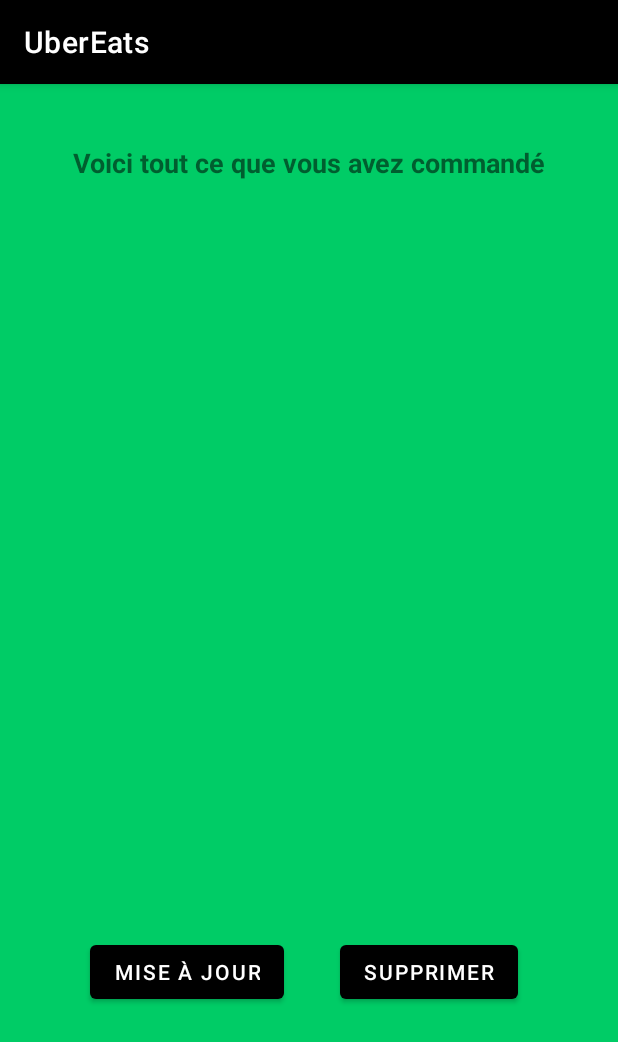
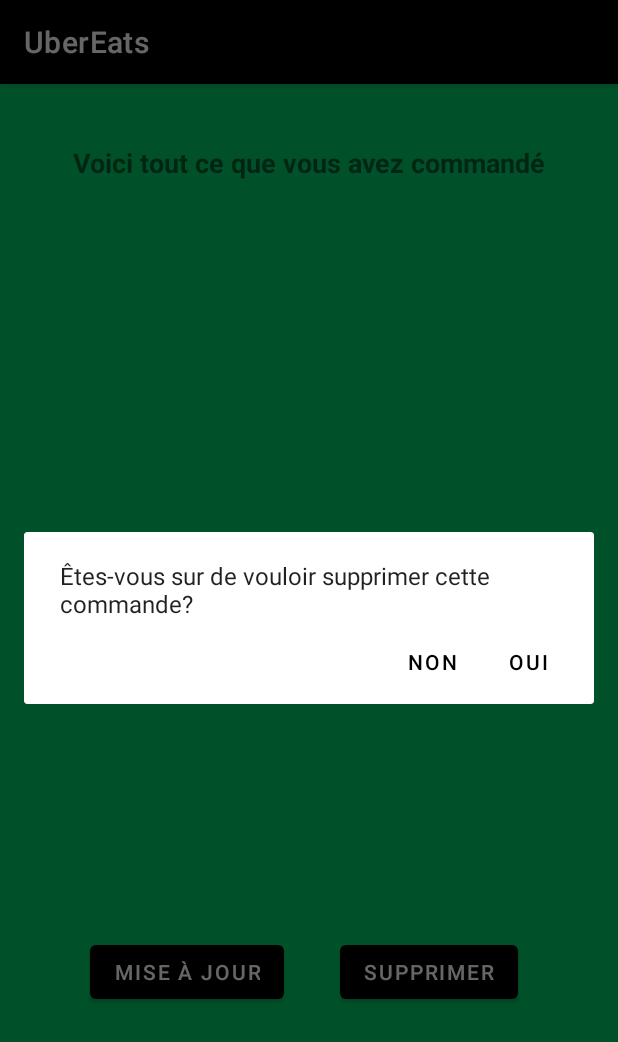
Before and after one commit to cours420Om/5j6_travailpratique2-Abdelhadi2003, an Android app: the ActivityAfficherCommande screen opened directly, with no data from a screen before it, after a tap on "SUPPRIMER", on a phone screen of 412 x 824 dp. Shown: the top 1042 px of the screen. Run offline under Robolectric (Android 15) with nearby library versions, the phone set to English and light mode, and no system bars; our stand-ins replace Firebase (no records; nobody signed in at launch, a user with empty details on screens opened directly).

Commit message:
J'ai fait la gestion de profil pour le nomComplet afin que l'utilisateur puisse la modifier et j'ai fais aussi la suppression d'une commande dans l'activityAfficherCommande

```diff
--- a/app/src/main/java/com/example/tp2mejdoubiabdelhadi/ActivityAfficherCommande.java
+++ b/app/src/main/java/com/example/tp2mejdoubiabdelhadi/ActivityAfficherCommande.java
@@ -2,8 +2,10 @@ package com.example.tp2mejdoubiabdelhadi;
 
 import androidx.annotation.NonNull;
 import androidx.annotation.Nullable;
+import androidx.appcompat.app.AlertDialog;
 import androidx.appcompat.app.AppCompatActivity;
 
+import android.content.DialogInterface;
 import android.os.Bundle;
 import android.view.View;
 import android.widget.AdapterView;
@@ -46,14 +48,11 @@ public class ActivityAfficherCommande extends AppCompatActivity {
         listeCommande = new ArrayList<Commande>();
         initialisationListe();
 
-        lv_commande.setOnItemSelectedListener(new AdapterView.OnItemSelectedListener() {
-            @Override
-            public void onItemSelected(AdapterView<?> adapterView, View view, int i, long l) {
-                lv_commande.setItemChecked(i,true);
-            }
+        lv_commande.setOnItemClickListener(new AdapterView.OnItemClickListener() {
 
             @Override
-            public void onNothingSelected(AdapterView<?> adapterView) {
+            public void onItemClick(AdapterView<?> adapterView, View view, int i, long l) {
+                nomPlat = lv_commande.getItemAtPosition(i).toString();
 
             }
         });
@@ -61,11 +60,14 @@ public class ActivityAfficherCommande extends AppCompatActivity {
         binding.btnSupprimer.setOnClickListener(new View.OnClickListener() {
             @Override
             public void onClick(View view) {
-                nomPlat = lv_commande.getSelectedItem().toString();
+                AlertDialog.Builder alerteDialogueBuilder = new AlertDialog.Builder(ActivityAfficherCommande.this);
+                alerteDialogueBuilder.setMessage("Êtes-vous sur de vouloir supprimer cette commande?");
+
+                alerteDialogueBuilder.setPositiveButton("Oui", new DialogInterface.OnClickListener() {
+                    @Override
+                    public void onClick(DialogInterface dialogInterface, int i) {
                         bd = FirebaseDatabase.getInstance();
                         reference = bd.getReference("Commandes");
-
-                //reference.child(usager).removeValue()
                         reference.child(nomPlat).removeValue()
                                 .addOnCompleteListener(new OnCompleteListener<Void>() {
                                     @Override
@@ -77,6 +79,18 @@ public class ActivityAfficherCommande extends AppCompatActivity {
                                         }
                                     }
                                 });
+                    }
+                });
+                alerteDialogueBuilder.setNegativeButton("Non", new DialogInterface.OnClickListener() {
+                    @Override
+                    public void onClick(DialogInterface dialogInterface, int i) {
+
+                    }
+                });
+
+                AlertDialog alertDialogue = alerteDialogueBuilder.create();
+                alertDialogue.show();
+
             }
         });
     }
--- a/app/src/main/java/com/example/tp2mejdoubiabdelhadi/ActivityAjouterCommande.java
+++ b/app/src/main/java/com/example/tp2mejdoubiabdelhadi/ActivityAjouterCommande.java
@@ -3,6 +3,7 @@ package com.example.tp2mejdoubiabdelhadi;
 import androidx.annotation.NonNull;
 import androidx.appcompat.app.AppCompatActivity;
 
+import android.content.Intent;
 import android.os.Bundle;
 import android.view.View;
 import android.widget.Toast;
@@ -49,6 +50,9 @@ public class ActivityAjouterCommande extends AppCompatActivity {
                                     binding.etBoisson.setText("");
                                     binding.etSauce.setText("");
                                     Toast.makeText(ActivityAjouterCommande.this, "Commande ajoutée", Toast.LENGTH_SHORT).show();
+                                    Intent intention = new Intent(ActivityAjouterCommande.this, ActivityGestionBd.class);
+                                    startActivity(intention);
+                                    finish();
                                 }
                             });
                 } else {
--- a/app/src/main/res/layout/activity_afficher_commande.xml
+++ b/app/src/main/res/layout/activity_afficher_commande.xml
@@ -21,8 +21,8 @@
 
     <ListView
         android:id="@+id/lv_commande"
-        android:layout_width="397dp"
-        android:layout_height="394dp"
+        android:layout_width="395dp"
+        android:layout_height="393dp"
         android:layout_marginEnd="4dp"
         android:layout_marginBottom="16dp"
         app:layout_constraintBottom_toTopOf="@+id/btn_supprimer"
```
Also changed, not shown: app/src/main/java/com/example/tp2mejdoubiabdelhadi/ActivityGestionProfil.java (+8 -1 lines). Lines whose indentation alone changed are shown as unchanged.
